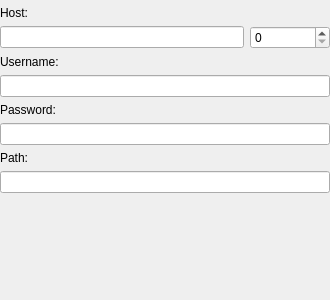
The window that addon/SFTP/SFTPFormGeneral.ui (fengzhu2007/anycode) describes before a commit, drawn with Qt 5.
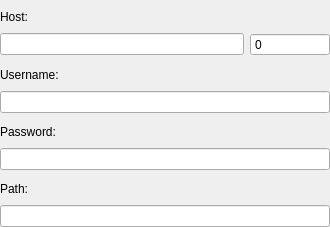
The same window after the commit.

Diff of the .ui file:
```diff
--- a/addon/SFTP/SFTPFormGeneral.ui
+++ b/addon/SFTP/SFTPFormGeneral.ui
@@ -7,7 +7,7 @@
     <x>0</x>
     <y>0</y>
     <width>330</width>
-    <height>300</height>
+    <height>227</height>
    </rect>
   </property>
   <property name="sizePolicy">
@@ -25,7 +25,7 @@
   <property name="maximumSize">
    <size>
     <width>16777215</width>
-    <height>16777215</height>
+    <height>227</height>
    </size>
   </property>
   <property name="windowTitle">
@@ -94,6 +94,9 @@
          <height>16777215</height>
         </size>
        </property>
+       <property name="buttonSymbols">
+        <enum>QAbstractSpinBox::NoButtons</enum>
+       </property>
        <property name="maximum">
         <number>65535</number>
        </property>
@@ -101,6 +104,22 @@
      </item>
     </layout>
    </item>
+   <item>
+    <spacer name="verticalSpacer">
+     <property name="orientation">
+      <enum>Qt::Vertical</enum>
+     </property>
+     <property name="sizeType">
+      <enum>QSizePolicy::Fixed</enum>
+     </property>
+     <property name="sizeHint" stdset="0">
+      <size>
+       <width>20</width>
+       <height>2</height>
+      </size>
+     </property>
+    </spacer>
+   </item>
    <item>
     <widget class="QLabel" name="label_3">
      <property name="minimumSize">
@@ -120,6 +139,22 @@
    <item>
     <widget class="QLineEdit" name="usernameLineEdit"/>
    </item>
+   <item>
+    <spacer name="verticalSpacer_2">
+     <property name="orientation">
+      <enum>Qt::Vertical</enum>
+     </property>
+     <property name="sizeType">
+      <enum>QSizePolicy::Fixed</enum>
+     </property>
+     <property name="sizeHint" stdset="0">
+      <size>
+       <width>20</width>
+       <height>2</height>
+      </size>
+     </property>
+    </spacer>
+   </item>
    <item>
     <widget class="QLabel" name="label_4">
      <property name="sizePolicy">
@@ -143,7 +178,27 @@
     </widget>
    </item>
    <item>
-    <widget class="QLineEdit" name="passwordLineEdit"/>
+    <widget class="QLineEdit" name="passwordLineEdit">
+     <property name="echoMode">
+      <enum>QLineEdit::PasswordEchoOnEdit</enum>
+     </property>
+    </widget>
+   </item>
+   <item>
+    <spacer name="verticalSpacer_3">
+     <property name="orientation">
+      <enum>Qt::Vertical</enum>
+     </property>
+     <property name="sizeType">
+      <enum>QSizePolicy::Fixed</enum>
+     </property>
+     <property name="sizeHint" stdset="0">
+      <size>
+       <width>20</width>
+       <height>2</height>
+      </size>
+     </property>
+    </spacer>
    </item>
    <item>
     <widget class="QLabel" name="label_5">
@@ -164,19 +219,6 @@
    <item>
     <widget class="QLineEdit" name="pathLineEdit"/>
    </item>
-   <item>
-    <spacer name="verticalSpacer">
-     <property name="orientation">
-      <enum>Qt::Vertical</enum>
-     </property>
-     <property name="sizeHint" stdset="0">
-      <size>
-       <width>20</width>
-       <height>40</height>
-      </size>
-     </property>
-    </spacer>
-   </item>
   </layout>
  </widget>
  <resources/>
```
